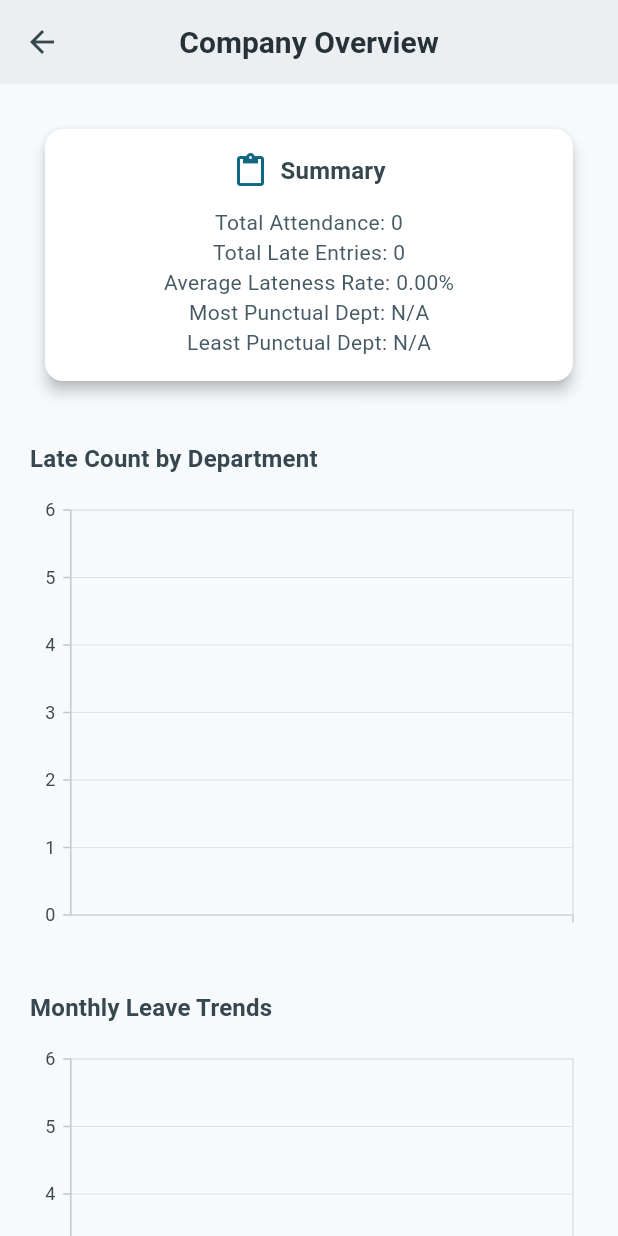
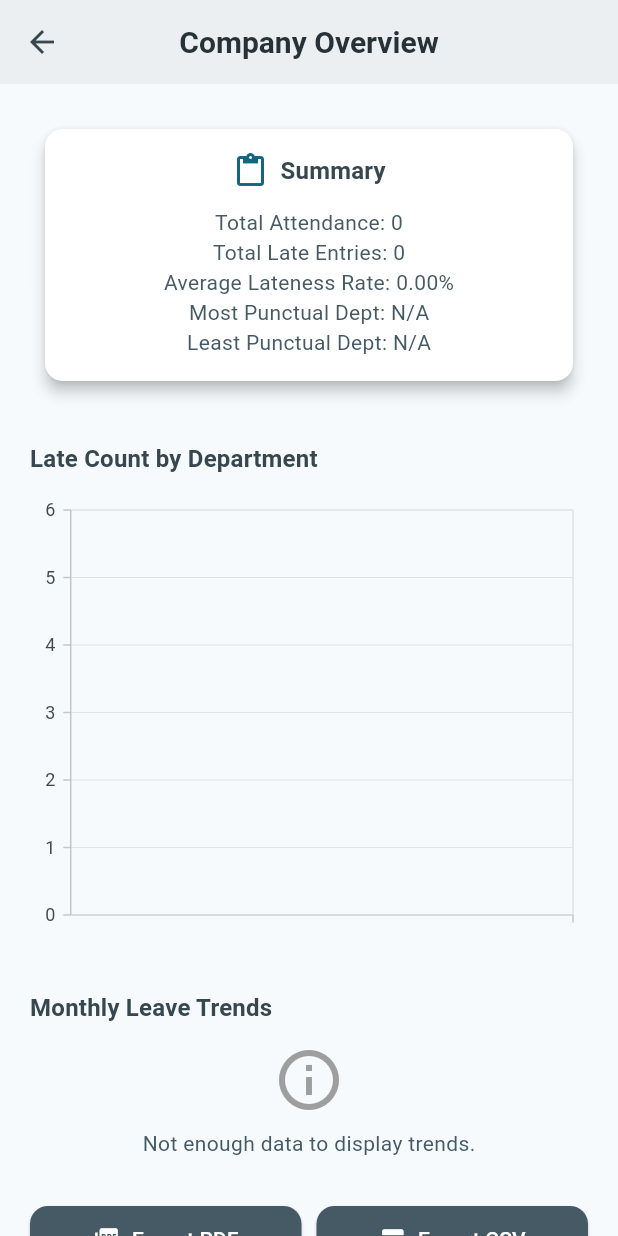
Before and after one commit to basimshahid/hr_pulse_app, a Flutter app: the OverviewDashboardScreen screen opened directly, on a phone screen of 412 x 824 dp. Run offline on Flutter 3.47's test engine with Material 3 defaults, Android fonts, the light colour scheme and no system bars; our stand-ins replace cloud_firestore, csv, firebase_core, firebase_messaging, flutter_local_notifications, google_fonts and 3 more; missing offline and left inert: syncfusion_flutter_pdf; accounts and stored records are empty.

Commit message:
some more changes

```diff
--- a/lib/main.dart
+++ b/lib/main.dart
@@ -1,10 +1,12 @@
 import 'package:flutter/material.dart';
 import 'package:firebase_core/firebase_core.dart';
 import 'package:firebase_messaging/firebase_messaging.dart';
+import 'package:hr_pulse_app/screens/home_screen.dart';
 import 'package:hr_pulse_app/screens/login_screen.dart';
 import 'package:flutter_local_notifications/flutter_local_notifications.dart';
 import 'package:google_fonts/google_fonts.dart';
 import 'package:hr_pulse_app/service/app_theme.dart';
+import 'package:shared_preferences/shared_preferences.dart';
 
 final FlutterLocalNotificationsPlugin flutterLocalNotificationsPlugin =
     FlutterLocalNotificationsPlugin();
@@ -22,7 +24,12 @@ void main() async {
   await flutterLocalNotificationsPlugin.initialize(initializationSettings);
   await Firebase.initializeApp();
 
-  runApp(const MyApp());
+  SharedPreferences prefs = await SharedPreferences.getInstance();
+  bool isLoggedIn = prefs.getBool('isLoggedIn') ?? false;
+  String? userId = prefs.getString('userId');
+  String? role = prefs.getString('role');
+
+  runApp(MyApp(isLoggedIn: isLoggedIn, userId: userId, role: role));
 }
 
 // Future<void> _firebaseMessagingBackgroundHandler(RemoteMessage message) async {
@@ -38,14 +45,19 @@ void main() async {
 // }
 
 class MyApp extends StatelessWidget {
-  const MyApp({super.key});
+  const MyApp({super.key, required this.isLoggedIn, this.userId, this.role});
+
+  final bool isLoggedIn;
+  final String? userId;
+  final String? role;
 
   // This widget is the root of your application.
   @override
   Widget build(BuildContext context) {
     return MaterialApp(
       theme: AppTheme.theme,
-      home: LoginScreen(),
+      home:
+          isLoggedIn ? HomeScreen(userId: userId!, role: role!) : LoginScreen(),
       debugShowCheckedModeBanner: false,
     );
   }
--- a/lib/screens/add_user_screen.dart
+++ b/lib/screens/add_user_screen.dart
@@ -31,7 +31,7 @@ class _AddUserScreenState extends State<AddUserScreen> {
         'department': deptController.text.trim(),
         'role': role,
         'lateCount': 0,
-        'leaveBalance': {'annual': 12, 'sick': 5, 'withoutPay': 0},
+        'leaveBalance': {'annual': 20, 'sick': 10, 'withoutPay': 5},
         'benefits': {
           'healthInsurance': hasInsurance,
           'otherBenefit': benefitOtherController.text.trim(),
--- a/lib/screens/home_screen.dart
+++ b/lib/screens/home_screen.dart
@@ -6,6 +6,7 @@ import 'package:hr_pulse_app/screens/employee_dashboard_screen.dart';
 import 'package:hr_pulse_app/screens/employee_directory_screen.dart';
 import 'package:hr_pulse_app/screens/login_screen.dart';
 import 'package:hr_pulse_app/screens/overview_dashboard_screen.dart';
+import 'package:shared_preferences/shared_preferences.dart';
 
 // class HomeScreen extends StatelessWidget {
 //   final String userId;
@@ -189,7 +190,9 @@ class _HomeScreenState extends State<HomeScreen> {
 
     List<Map<String, dynamic>> options = [];
 
-    void logoutUser() {
+    void logoutUser() async {
+      SharedPreferences prefs = await SharedPreferences.getInstance();
+      await prefs.clear();
       Navigator.pushReplacement(
         context,
         MaterialPageRoute(builder: (ctx) => LoginScreen()),
--- a/lib/screens/login_screen.dart
+++ b/lib/screens/login_screen.dart
@@ -1,6 +1,7 @@
 import 'package:flutter/material.dart';
 import 'package:cloud_firestore/cloud_firestore.dart';
 import 'package:hr_pulse_app/screens/home_screen.dart';
+import 'package:shared_preferences/shared_preferences.dart';
 
 class LoginScreen extends StatefulWidget {
   @override
@@ -39,6 +40,11 @@ class _LoginScreenState extends State<LoginScreen> {
         final doc = snapshot.docs.first;
         final role = doc['role'];
         final userId = doc.id;
+
+        SharedPreferences prefs = await SharedPreferences.getInstance();
+        await prefs.setBool('isLoggedIn', true);
+        await prefs.setString('userId', userId);
+        await prefs.setString('role', role);
 
         Navigator.pushReplacement(
           context,
--- a/lib/screens/overview_dashboard_screen.dart
+++ b/lib/screens/overview_dashboard_screen.dart
@@ -167,7 +167,21 @@ class _OverviewDashboardScreenState extends State<OverviewDashboardScreen> {
 
             Text("Monthly Leave Trends", style: theme.textTheme.titleMedium),
             SizedBox(height: 12),
-            SfCartesianChart(
+            leaveTrends.length < 2
+                ? Center(
+                  child: Column(
+                    mainAxisSize: MainAxisSize.min,
+                    children: [
+                      Icon(Icons.info_outline, size: 48, color: Colors.grey),
+                      const SizedBox(height: 8),
+                      Text(
+                        "Not enough data to display trends.",
+                        style: Theme.of(context).textTheme.bodyMedium,
+                      ),
+                    ],
+                  ),
+                )
+                : SfCartesianChart(
                   primaryXAxis: CategoryAxis(),
                   series: <CartesianSeries>[
                     LineSeries<ChartData, String>(
--- a/pubspec.yaml
+++ b/pubspec.yaml
@@ -60,6 +60,7 @@ dev_dependencies:
   csv: ^6.0.0
   permission_handler: ^12.0.0+1
   table_calendar: ^3.2.0
+  shared_preferences: ^2.5.3
 
 
 
```
Also changed, not shown: pubspec.lock, 1 other file. Lines whose indentation alone changed are shown as unchanged.
